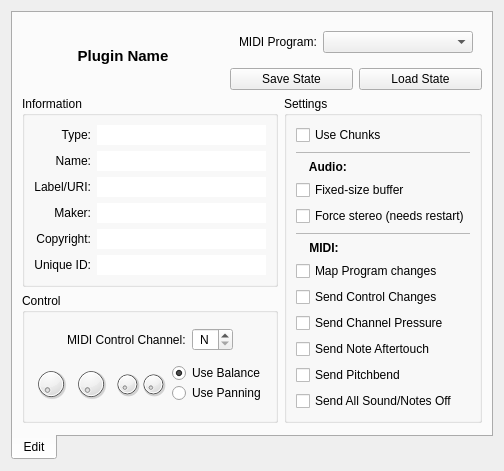
falkTX/Carla, file resources/ui/carla_edit.ui: the form before one commit.
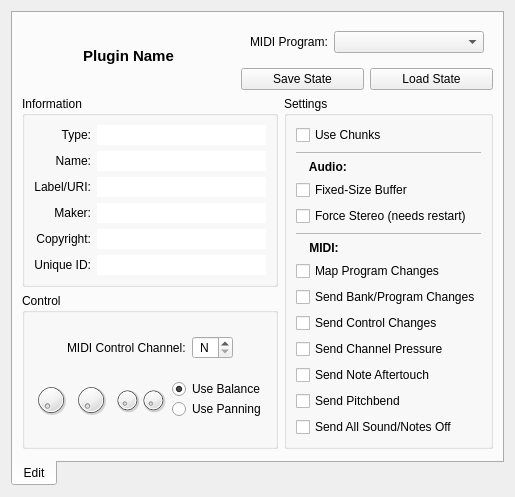
The form after the commit. Icons and pictures are not drawn. Custom widgets are drawn as their Qt base class.

Commit message: Allow to pass MIDI bank/program changes to LV2 plugins, closes #136

What changed in the file:
```diff
--- a/resources/ui/carla_edit.ui
+++ b/resources/ui/carla_edit.ui
@@ -6,8 +6,8 @@
    <rect>
     <x>0</x>
     <y>0</y>
-    <width>469</width>
-    <height>407</height>
+    <width>501</width>
+    <height>431</height>
    </rect>
   </property>
   <property name="windowTitle">
@@ -343,14 +343,14 @@
           <item>
            <widget class="QCheckBox" name="ch_fixed_buffer">
             <property name="text">
-             <string>Fixed-size buffer</string>
+             <string>Fixed-Size Buffer</string>
             </property>
            </widget>
           </item>
           <item>
            <widget class="QCheckBox" name="ch_force_stereo">
             <property name="text">
-             <string>Force stereo (needs restart)</string>
+             <string>Force Stereo (needs restart)</string>
             </property>
            </widget>
           </item>
@@ -383,7 +383,14 @@
           <item>
            <widget class="QCheckBox" name="ch_map_program_changes">
             <property name="text">
-             <string>Map Program changes</string>
+             <string>Map Program Changes</string>
+            </property>
+           </widget>
+          </item>
+          <item>
+           <widget class="QCheckBox" name="ch_send_program_changes">
+            <property name="text">
+             <string>Send Bank/Program Changes</string>
             </property>
            </widget>
           </item>
```
The commit also changes 4 other files.
